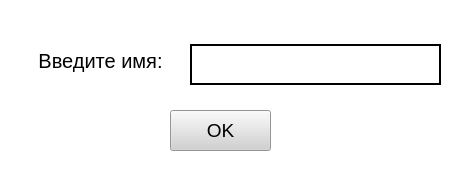
Old version of the form windows/name.ui in the repository IEgor83/PyQt-game-the-gallows.
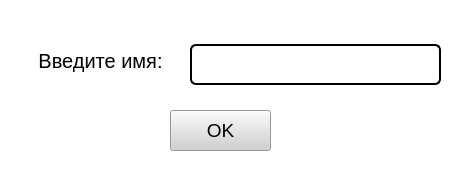
New version of the form.

Diff of the .ui file:
```diff
--- a/windows/name.ui
+++ b/windows/name.ui
@@ -28,7 +28,7 @@
    <property name="styleSheet">
     <string notr="true">border-color: rgb(83, 145, 65);
 border: 2px solid;
-borde-radius: 6px;</string>
+border-radius: 6px;</string>
    </property>
   </widget>
   <widget class="QLabel" name="label">
```
